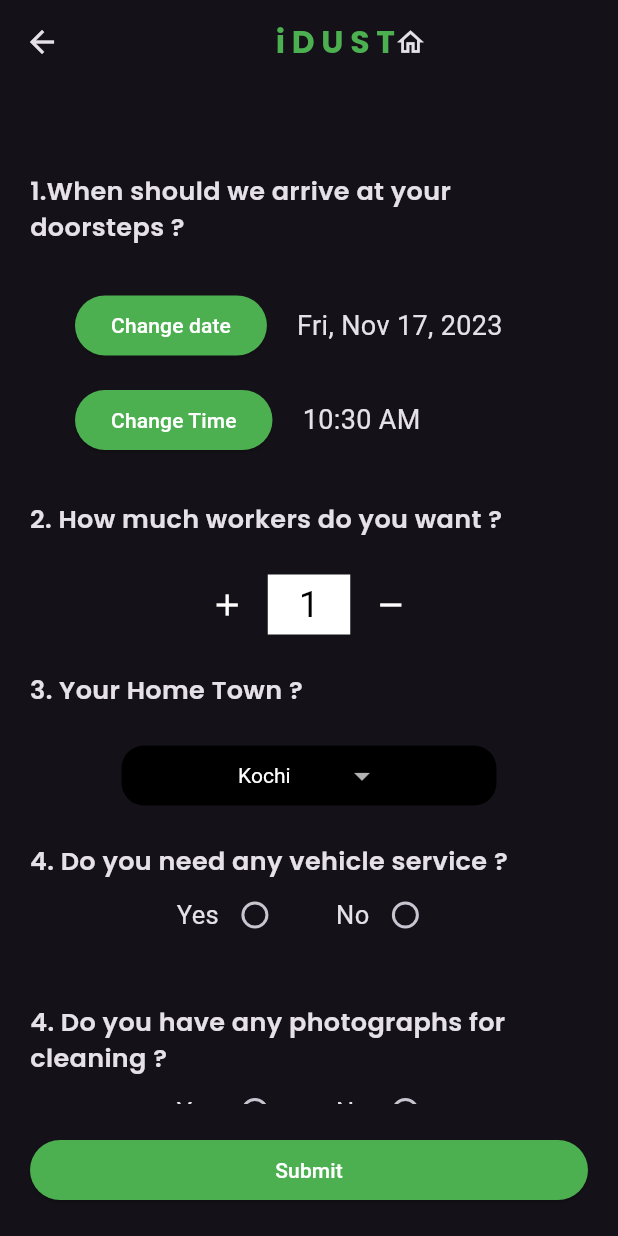
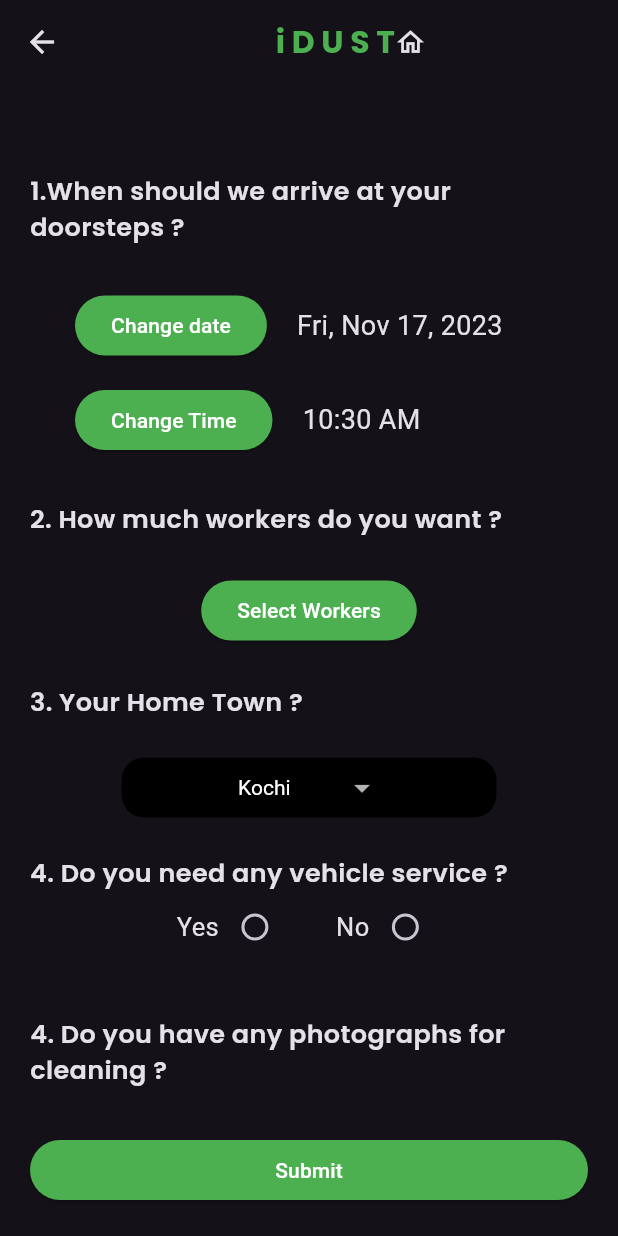
Before and after one commit to yadhunsajith2002/cleaning_app, a Flutter app: the ContractDetailsScreen screen opened directly with empty values, on a phone screen of 412 x 824 dp. Run offline on Flutter 3.47's test engine with Material 2 defaults, Android fonts, the phone set to English and light mode, and no system bars; our stand-ins replace animated_text_kit, google_fonts, image_picker, shared_preferences; missing offline and left inert: flutter_animator; accounts and stored records are empty; network calls fail.

Commit message:
workers profile added

```diff
--- a/lib/controller/contractDetails/contract_controller.dart
+++ b/lib/controller/contractDetails/contract_controller.dart
@@ -1,5 +1,7 @@
 import 'dart:convert';
+import 'package:cleaning_app/db/workers_db/workers-db.dart';
 import 'package:cleaning_app/model/contract_model/contract_model.dart';
+import 'package:cleaning_app/model/workers_model/workers_model.dart';
 import 'package:flutter/material.dart';
 import 'package:shared_preferences/shared_preferences.dart';
 
@@ -7,6 +9,15 @@
 
 class ContractController extends ChangeNotifier {
   List<ContractModel> serviceNames = [];
+  List<WorkersData> workersList = [];
+
+  bool isAdded = false;
+
+  void addWorker(WorkersData data) {
+    workersList.add(data);
+    isAdded = true;
+    notifyListeners();
+  }
 
   Future<void> loadContracts() async {
     SharedPreferences prefs = await SharedPreferences.getInstance();
--- a/lib/main.dart
+++ b/lib/main.dart
@@ -1,6 +1,5 @@
 import 'package:cleaning_app/controller/contractDetails/contract_controller.dart';
 import 'package:cleaning_app/view/screen_home/screen_home.dart';
-import 'package:cleaning_app/view/splash_screen/splash_screen.dart';
 import 'package:flutter/material.dart';
 import 'package:provider/provider.dart';
 
--- /dev/null
+++ b/lib/model/workers_model/workers_model.dart
@@ -0,0 +1,16 @@
+class WorkersData {
+  final String name;
+  final String place;
+  final String about;
+  final String image;
+
+  final double experiance;
+
+  WorkersData({
+    required this.image,
+    required this.name,
+    required this.place,
+    required this.about,
+    required this.experiance,
+  });
+}
--- a/lib/view/contract_details_screen/contract_details_screen.dart
+++ b/lib/view/contract_details_screen/contract_details_screen.dart
@@ -1,11 +1,15 @@
 import 'dart:io';
 
+import 'package:cleaning_app/controller/contractDetails/contract_controller.dart';
 import 'package:cleaning_app/global%20widgets/custom_icon.dart';
+import 'package:cleaning_app/view/home_screen/home_screen.dart';
+import 'package:cleaning_app/view/view_workers/view_workers.dart';
 
 import 'package:flutter/material.dart';
 import 'package:google_fonts/google_fonts.dart';
 import 'package:intl/intl.dart';
 import 'package:image_picker/image_picker.dart';
+import 'package:provider/provider.dart';
 
 class ContractDetailsScreen extends StatefulWidget {
   ContractDetailsScreen({
@@ -64,6 +68,7 @@
 
   @override
   Widget build(BuildContext context) {
+    final providerWatch = context.watch<ContractController>();
     final localizations = MaterialLocalizations.of(context);
     final time = localizations.formatTimeOfDay(selectedTime);
     final date = DateFormat.yMMMEd().format(selectedDate);
@@ -171,30 +176,73 @@
                 SizedBox(
                   height: 25,
                 ),
+                providerWatch.workersList.isNotEmpty
+                    ? Container(
+                        child: ListView.builder(
+                          scrollDirection: Axis.vertical,
+                          physics: NeverScrollableScrollPhysics(),
+                          shrinkWrap: true,
+                          itemCount: providerWatch.workersList.length,
+                          itemBuilder: (context, index) {
+                            return Padding(
+                              padding: const EdgeInsets.all(8.0),
+                              child: Card(
+                                child: Row(
+                                  children: [
+                                    SizedBox(
+                                      width: 20,
+                                    ),
+                                    Container(
+                                      height: 50,
+                                      width: 50,
+                                      decoration: BoxDecoration(
+                                          borderRadius:
+                                              BorderRadius.circular(15),
+                                          image: DecorationImage(
+                                              fit: BoxFit.cover,
+                                              image: NetworkImage(providerWatch
+                                                  .workersList[index].image))),
+                                    ),
+                                    SizedBox(
+                                      width: 20,
+                                    ),
+                                    Text(
+                                      providerWatch.workersList[index].name,
+                                      style: TextStyle(
+                                        fontSize: 18,
+                                        fontWeight: FontWeight.w400,
+                                        color: Colors.white,
+                                      ),
+                                    ),
+                                  ],
+                                ),
+                              ),
+                            );
+                          },
+                        ),
+                      )
+                    : SizedBox(),
                 Row(
                   mainAxisAlignment: MainAxisAlignment.center,
                   children: [
-                    Icon(Icons.add),
-                    SizedBox(
-                      width: 15,
+                    ElevatedButton(
+                      style: ButtonStyle(
+                        backgroundColor: MaterialStatePropertyAll(Colors.green),
+                        foregroundColor: MaterialStatePropertyAll(Colors.white),
+                      ),
+                      onPressed: () {
+                        Navigator.of(context).push(MaterialPageRoute(
+                          builder: (context) {
+                            return ViewWorkersScreen(
+                              companyName: widget.companyName,
+                            );
+                          },
+                        ));
+                      },
+                      child: Text(providerWatch.workersList.isNotEmpty
+                          ? "Add more"
+                          : "Select Workers"),
                     ),
-                    Container(
-                      height: 40,
-                      width: 55,
-                      color: Colors.white,
-                      child: Center(
-                          child: Text(
-                        "1",
-                        style: TextStyle(
-                          color: Colors.black,
-                          fontSize: 24,
-                        ),
-                      )),
-                    ),
-                    SizedBox(
-                      width: 15,
-                    ),
-                    Icon(Icons.remove),
                   ],
                 ),
                 SizedBox(
@@ -256,6 +304,7 @@
                       style: TextStyle(fontSize: 17),
                     ),
                     Radio(
+                      activeColor: Colors.green,
                       value: 1,
                       groupValue: selectedOption,
                       onChanged: (value) {
@@ -273,6 +322,7 @@
                       style: TextStyle(fontSize: 17),
                     ),
                     Radio(
+                      activeColor: Colors.green,
                       value: 2,
                       groupValue: selectedOption,
                       onChanged: (value) {
@@ -357,12 +407,12 @@
                       style: TextStyle(fontSize: 17),
                     ),
                     Radio(
+                      activeColor: Colors.green,
                       value: 1,
                       groupValue: selectedPhotograph,
                       onChanged: (value) {
                         selectedPhotograph = value;
                         selectPhotograph = true;
-
                         setState(() {});
                       },
                     ),
@@ -374,6 +424,7 @@
                       style: TextStyle(fontSize: 17),
                     ),
                     Radio(
+                      activeColor: Colors.green,
                       value: 2,
                       groupValue: selectedPhotograph,
                       onChanged: (value) {
--- a/lib/view/contract_progress_screen/contract_progress_screen.dart
+++ b/lib/view/progress_screen/progress_screen.dart
@@ -92,7 +92,6 @@
                                             .serviceProvider,
                                       ),
                                     ));
-                                    print(provider.serviceNames.length);
                                   },
                                   child: Text("Give Details"),
                                 )
--- a/lib/view/screen_home/screen_home.dart
+++ b/lib/view/screen_home/screen_home.dart
@@ -1,4 +1,4 @@
-import 'package:cleaning_app/view/contract_progress_screen/contract_progress_screen.dart';
+import 'package:cleaning_app/view/progress_screen/progress_screen.dart';
 import 'package:cleaning_app/view/home_screen/home_screen.dart';
 import 'package:cleaning_app/view/search_screen/search_screen.dart';
 import 'package:cleaning_app/view/work_progress_screen/work_progress_screen.dart';
```
Also changed, not shown: lib/db/workers_db/workers-db.dart (added, +76 -0 lines), lib/view/view_workers/custum_card/custum_card.dart (added, +106 -0 lines), lib/view/view_workers/view_workers.dart (added, +99 -0 lines).
